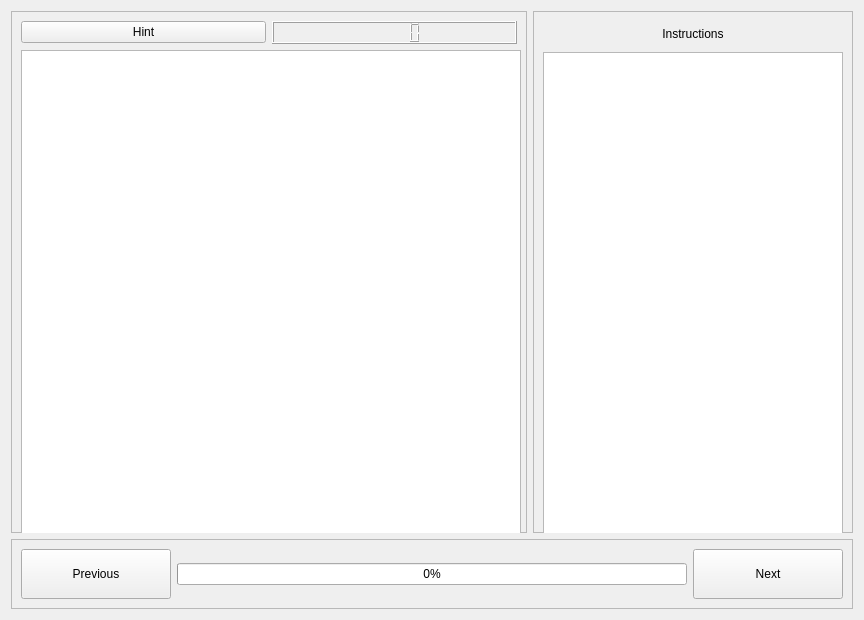
Qt form MinesweeperEdu/lesson.ui (LowbeeNorman/MinesweeperEdu) before a commit.
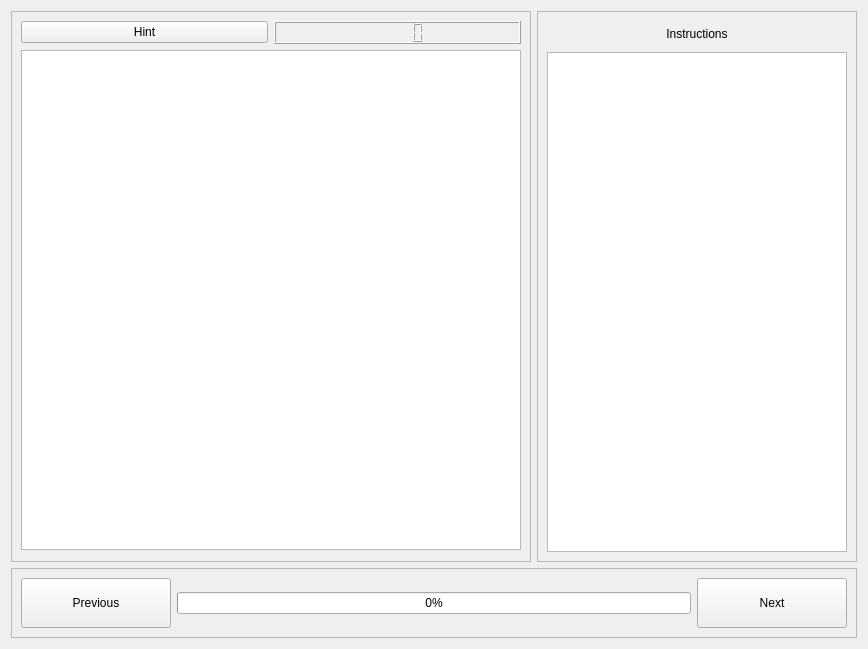
The same form after that commit. Custom widgets are drawn as their Qt base class.

Commit message: Began implementing minesweeper view. Not working yet.

Patch:
```diff
--- a/MinesweeperEdu/lesson.ui
+++ b/MinesweeperEdu/lesson.ui
@@ -10,18 +10,6 @@
     <height>620</height>
    </rect>
   </property>
-  <property name="minimumSize">
-   <size>
-    <width>864</width>
-    <height>620</height>
-   </size>
-  </property>
-  <property name="maximumSize">
-   <size>
-    <width>864</width>
-    <height>620</height>
-   </size>
-  </property>
   <property name="windowTitle">
    <string>Form</string>
   </property>
@@ -173,6 +161,13 @@
    </item>
   </layout>
  </widget>
+ <customwidgets>
+  <customwidget>
+   <class>MinesweeperView</class>
+   <extends>QGraphicsView</extends>
+   <header>minesweeperview.h</header>
+  </customwidget>
+ </customwidgets>
  <resources/>
  <connections/>
 </ui>
```
Left out of the diff: 38 changed lines with no effect on the pictures. The commit also changes 3 other files.
